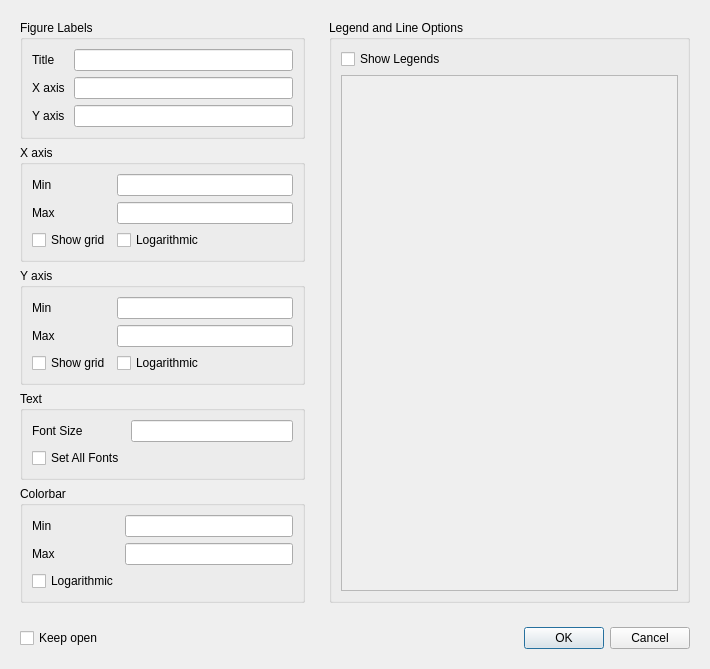
This is src/mslice/plotting/plot_window/plot_options.ui in mantidproject/mslice as Qt 5 draws it before an edit. The edited form follows.
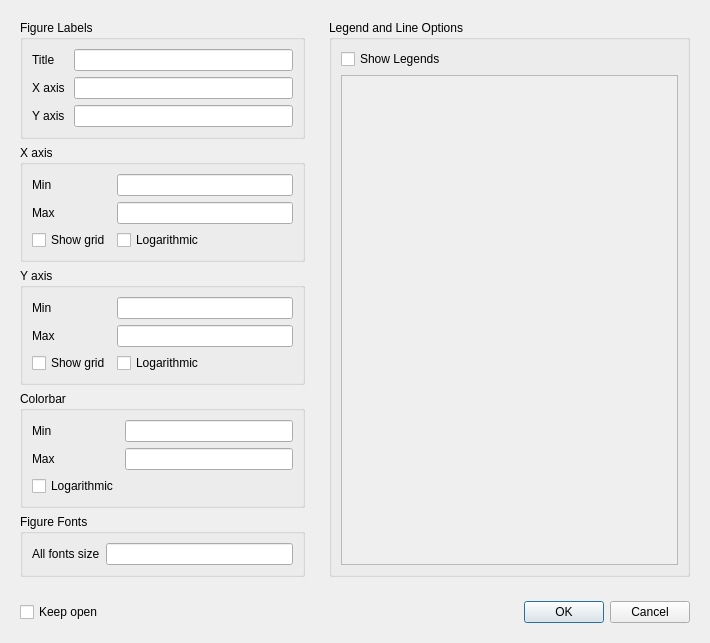
This is the edited form.

Commit message:
Altered UI widget
Took out checkbox and changed position of widget.

What changed in the file:
```diff
--- a/src/mslice/plotting/plot_window/plot_options.ui
+++ b/src/mslice/plotting/plot_window/plot_options.ui
@@ -195,39 +195,6 @@
         </layout>
        </widget>
       </item>
-      <item>
-       <widget class="QGroupBox" name="groupBox_5">
-        <property name="title">
-         <string>Text</string>
-        </property>
-        <layout class="QGridLayout" name="gridLayout">
-         <item row="0" column="0">
-          <widget class="QLabel" name="label_8">
-           <property name="text">
-            <string>Font Size</string>
-           </property>
-          </widget>
-         </item>
-         <item row="0" column="1">
-          <widget class="QLineEdit" name="allFntSize">
-           <property name="maximumSize">
-            <size>
-             <width>16777215</width>
-             <height>16777215</height>
-            </size>
-           </property>
-          </widget>
-         </item>
-         <item row="1" column="0">
-          <widget class="QCheckBox" name="chkAllFntSize">
-           <property name="text">
-            <string>Set All Fonts</string>
-           </property>
-          </widget>
-         </item>
-        </layout>
-       </widget>
-      </item>
       <item>
        <widget class="QGroupBox" name="groupBox_4">
         <property name="title">
@@ -264,6 +231,32 @@
         </layout>
        </widget>
       </item>
+      <item>
+       <widget class="QGroupBox" name="groupBox_5">
+        <property name="title">
+         <string>Figure Fonts</string>
+        </property>
+        <layout class="QGridLayout" name="gridLayout">
+         <item row="0" column="0">
+          <widget class="QLabel" name="label_8">
+           <property name="text">
+            <string>All fonts size</string>
+           </property>
+          </widget>
+         </item>
+         <item row="0" column="1">
+          <widget class="QLineEdit" name="allFntSize">
+           <property name="maximumSize">
+            <size>
+             <width>16777215</width>
+             <height>16777215</height>
+            </size>
+           </property>
+          </widget>
+         </item>
+        </layout>
+       </widget>
+      </item>
      </layout>
     </widget>
    </item>
```
The commit also changes 1 other file.
